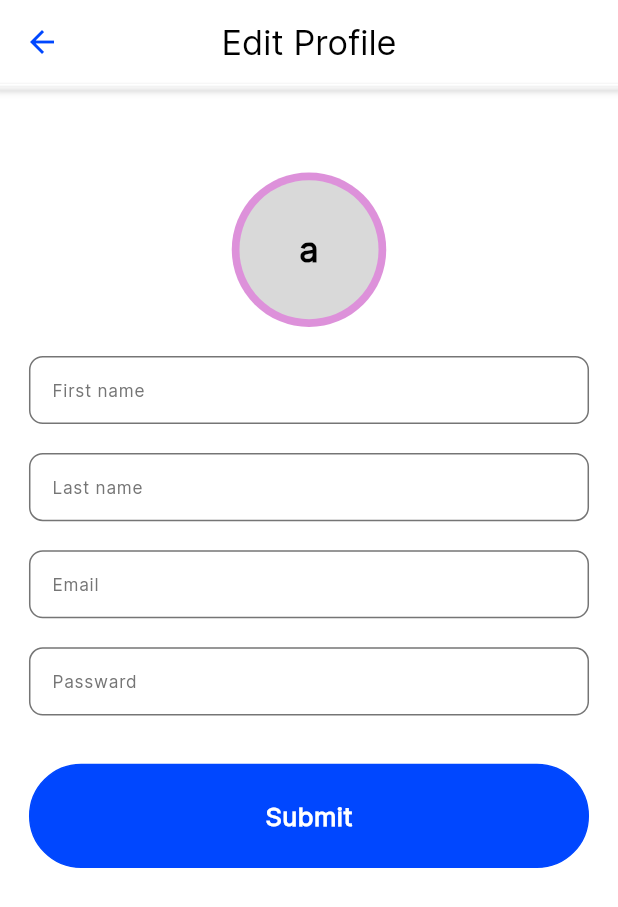
After one commit to Jibran-Talib/Calendly, a Flutter app: the SettingScreen screen opened directly, after a tap on "Edit profile", on a phone screen of 412 x 824 dp. The commit adds this screen. Shown: the top 907 px of the screen. Run offline on Flutter 3.47's test engine with Material 3 defaults, Android fonts, the phone set to English and light mode, and no system bars; our stand-ins replace calendar_view, country_code_picker, flutter_screenutil, flutter_spinkit, get, shared_preferences; accounts and stored records are empty.

Commit message:
today work

```diff
--- a/calendly_clone/lib/utils/api services/generate_auto_token.dart
+++ b/calendly_clone/lib/utils/api services/generate_auto_token.dart
@@ -9,6 +9,7 @@ import 'package:shared_preferences/shared_preferences.dart';
 
 class GenerateAutoToken {
   void getNewTokenFunc() async {
+    print('Run getNewTokenFunc ');
     SharedPreferences prefes = await SharedPreferences.getInstance();
     String _token = prefes.getString('token') ?? 'empty';
     print('old Token: $_token');
@@ -17,27 +18,35 @@ class GenerateAutoToken {
       'Authorization': 'Bearer $_token',
       'Content-Type': 'application/json',
     });
+    print('reponse ');
     if (response.statusCode == 200) {
+      print('state code 200 state ');
       checkUserEmailValid(
           prefes.getString('email').toString(), prefes.getString('token'));
-
+      print('state code 200 end ');
       // Get.to(() => const HomeScreen());
     } else if (response.statusCode == 401) {
+      print('state code 401 start ');
+      print("email ${prefes.getString('email')}");
+
       var body2 = jsonEncode({
-        'email': prefes.getString('email'),
-        'password': prefes.getString('passward')
+        'email': prefes.getString('inputEmail'),
+        'password': prefes.getString('inputPassward')
       });
       var response2 = await http.post(Uri.parse(ApiUrls.loginAccountUrl),
           headers: {'Content-Type': 'application/json'}, body: body2);
       if (response2.statusCode == 200) {
+        print('state code 200 respone 2 start ');
         var data2 = jsonDecode(response2.body);
 
-        ReuseSnakbar().snakbar('Token Updated');
+        // ReuseSnakbar().snakbar('Token Updated');
         prefes.setString('token', data2['accessToken']);
         print('new Token: ${prefes.getString('token')}');
 
         checkUserEmailValid(
             prefes.getString('email').toString(), prefes.getString('token'));
+      } else {
+        print("response 2 status code ${response2.statusCode}");
       }
 
       // prefes.setString('key', data)
@@ -69,6 +78,13 @@ class GenerateAutoToken {
       }
       if (data[matchEmailIndex]['email'].toString().toLowerCase() ==
           prefes.getString('inputEmail')!.toLowerCase()) {
+        prefes.setString(
+            'firstname', data[matchEmailIndex]['firstname'].toString());
+        prefes.setString(
+            'lastname', data[matchEmailIndex]['lastname'].toString());
+        prefes.setString('email', data[matchEmailIndex]['email'].toString());
+        prefes.setString(
+            'password', data[matchEmailIndex]['password'].toString());
         Get.to(() => const HomeScreen());
         ReuseSnakbar().snakbar('sucessfully login');
       } else {
--- /dev/null
+++ b/calendly_clone/lib/view/edit_profile.dart
@@ -0,0 +1,148 @@
+import 'package:calendly_clone/widgets/reuse_progress_indicater.dart';
+import 'package:calendly_clone/widgets/reuseable_button.dart';
+import 'package:calendly_clone/widgets/reuseable_text.dart';
+import 'package:calendly_clone/widgets/reuseable_textformField.dart';
+import 'package:flutter/material.dart';
+import 'package:flutter_screenutil/flutter_screenutil.dart';
+import 'package:shared_preferences/shared_preferences.dart';
+
+class EditProfile extends StatefulWidget {
+  const EditProfile({super.key});
+
+  @override
+  State<EditProfile> createState() => _EditProfileState();
+}
+
+class _EditProfileState extends State<EditProfile> {
+  bool loading = false;
+
+  TextEditingController firstNameEditingConroller = TextEditingController();
+  TextEditingController lastNameEditingConroller = TextEditingController();
+  TextEditingController emailEditingConroller = TextEditingController();
+  TextEditingController passwardEditingConroller = TextEditingController();
+
+  void setSharedPrefesData() async {
+    SharedPreferences prefes = await SharedPreferences.getInstance();
+    firstNameEditingConroller.text = prefes.getString('firstname')!;
+    lastNameEditingConroller.text = prefes.getString('lastname')!;
+    emailEditingConroller.text = prefes.getString('email')!;
+    passwardEditingConroller.text = prefes.getString('password')!;
+  }
+
+  @override
+  void initState() {
+    // TODO: implement initState
+    super.initState();
+    setSharedPrefesData();
+  }
+
+  @override
+  Widget build(BuildContext context) {
+    return Scaffold(
+      appBar: AppBar(
+        // elevation: 2,
+        // shadowColor: Colors.white,
+        backgroundColor: Colors.white,
+        bottomOpacity: 1,
+        bottom: PreferredSize(
+            preferredSize: const Size(double.infinity, 1),
+            child: Material(
+              elevation: 2,
+              child: Container(
+                width: double.infinity,
+                height: 1,
+                color: Colors.white,
+              ),
+            )),
+        title: const ReuseText(
+          text: 'Edit Profile',
+          color: Colors.black,
+          size: 20,
+        ),
+        centerTitle: true,
+        iconTheme: const IconThemeData(color: Color(0xff0047ff)),
+        // leading: Icon(Icons.arrow_back, color: ,),
+      ),
+      body: Padding(
+        padding: EdgeInsets.all(15.h),
+        child: SingleChildScrollView(
+          child: Column(
+            crossAxisAlignment: CrossAxisAlignment.center,
+            mainAxisAlignment: MainAxisAlignment.start,
+            children: [
+              SizedBox(
+                height: 30.h,
+              ),
+              Center(
+                child: CircleAvatar(
+                  radius: 40.h,
+                  backgroundColor: Color(0xffdd91da),
+                  child: CircleAvatar(
+                    radius: 36.h,
+                    backgroundColor: Color(0xffd9d9d9),
+                    child: ReuseText(
+                      text: 'a',
+                      size: 20,
+                      fontWeight: FontWeight.bold,
+                      color: Colors.black,
+                    ),
+                  ),
+                ),
+              ),
+              SizedBox(
+                height: 15.h,
+              ),
+              ReuseTextFormField(
+                enabledBorderColor: Color(0xff757575),
+                hintText: 'First name',
+                textEditingController: firstNameEditingConroller,
+              ),
+              SizedBox(
+                height: 15.h,
+              ),
+              ReuseTextFormField(
+                enabledBorderColor: Color(0xff757575),
+                hintText: 'Last name',
+                textEditingController: lastNameEditingConroller,
+              ),
+              SizedBox(
+                height: 15.h,
+              ),
+              ReuseTextFormField(
+                enabledBorderColor: Color(0xff757575),
+                hintText: 'Email',
+                textEditingController: emailEditingConroller,
+              ),
+              SizedBox(
+                height: 15.h,
+              ),
+              ReuseTextFormField(
+                enabledBorderColor: Color(0xff757575),
+                hintText: 'Passward',
+                textEditingController: passwardEditingConroller,
+              ),
+              SizedBox(
+                height: 25.h,
+              ),
+              InkWell(
+                onTap: () {
+                  setState(() {
+                    loading = !loading;
+                  });
+                },
+                child: ReuseButton(
+                    widget: loading
+                        ? const ReuseProgressIndicater()
+                        : const ReuseText(
+                            text: 'Submit',
+                            color: Colors.white,
+                            fontWeight: FontWeight.bold,
+                          )),
+              )
+            ],
+          ),
+        ),
+      ),
+    );
+  }
+}
--- a/calendly_clone/lib/view/login_screen.dart
+++ b/calendly_clone/lib/view/login_screen.dart
@@ -137,6 +137,8 @@ class _LoginScreenState extends State<LoginScreen> {
                                 await SharedPreferences.getInstance();
                             await prefes.setString(
                                 'inputEmail', emailTextEditingController.text);
+                            await prefes.setString('inputPassward',
+                                emailTextEditingController.text);
                             if (_formkey.currentState!.validate()) {
                               GenerateAutoToken().getNewTokenFunc();
                             }
--- a/calendly_clone/lib/view/setting_screen.dart
+++ b/calendly_clone/lib/view/setting_screen.dart
@@ -1,4 +1,5 @@
 import 'package:calendly_clone/view/default_screen.dart';
+import 'package:calendly_clone/view/edit_profile.dart';
 import 'package:calendly_clone/view/lab_screen.dart';
 import 'package:calendly_clone/view/login_screen.dart';
 import 'package:calendly_clone/view/notification_screen.dart';
@@ -47,6 +48,9 @@ class SettingScreen extends StatelessWidget {
               child: Column(
                 crossAxisAlignment: CrossAxisAlignment.start,
                 children: [
+                  Row(
+                    crossAxisAlignment: CrossAxisAlignment.start,
+                    children: [
                       const CircleAvatar(
                         radius: 33,
                         backgroundColor: Color(0xffdd91da),
@@ -60,6 +64,18 @@ class SettingScreen extends StatelessWidget {
                             color: Colors.black,
                           ),
                         ),
+                      ),
+                      const Spacer(),
+                      TextButton(
+                          onPressed: () {
+                            Get.to(() => const EditProfile());
+                          },
+                          child: const ReuseText(
+                            text: 'Edit profile',
+                            color: Color(0xff757575),
+                            size: 9,
+                          ))
+                    ],
                   ),
                   SizedBox(
                     height: 7.h,
```
Lines whose indentation alone changed are shown as unchanged.
